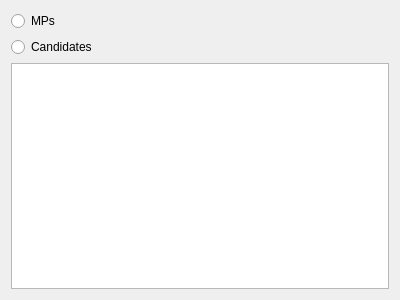
Old version of the form election_gui/PoliticianListWidget.ui in the repository BrendanNolan/Election_Poll_App.
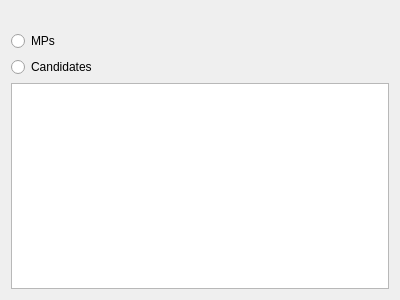
New version of the form.

Commit message: Finished implementation of PoliticianListWidget, for now at least.

```diff
--- a/election_gui/PoliticianListWidget.ui
+++ b/election_gui/PoliticianListWidget.ui
@@ -14,6 +14,13 @@
    <string>Form</string>
   </property>
   <layout class="QVBoxLayout" name="verticalLayout_2">
+   <item>
+    <widget class="QLabel" name="constituencyLabel">
+     <property name="text">
+      <string>&lt;Constituency Name&gt;</string>
+     </property>
+    </widget>
+   </item>
    <item>
     <layout class="QVBoxLayout" name="verticalLayout">
      <item>
```
The commit also changes 2 other files.
